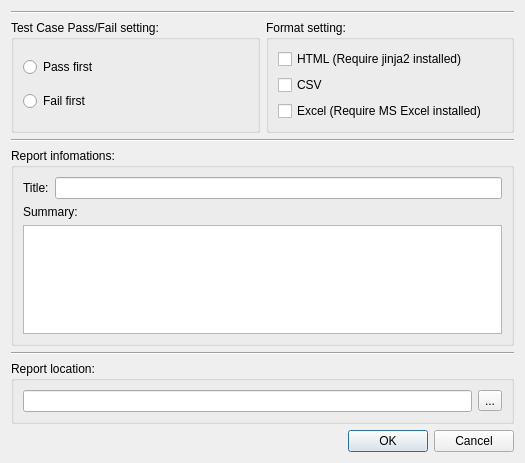
Above: XSTAF/tools/report_generator/ui/reportGenerator.ui from xcgspring/XSTAF before the change. Below: the same form after it.
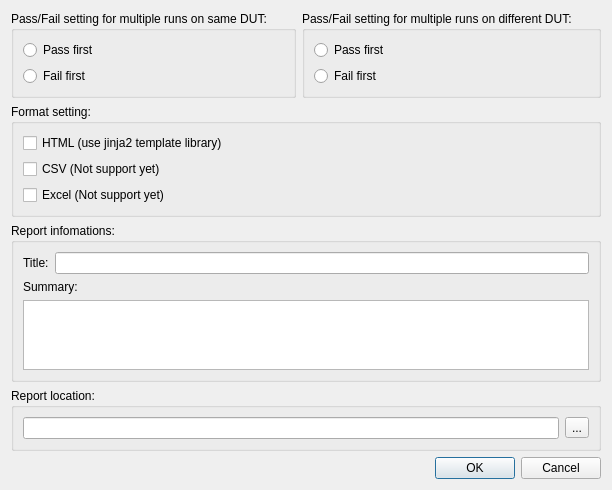
That is the form after the change. Icons and pictures are not drawn.

Commit message: Make report generator to generate beautiful html report, part 1

Diff of the .ui file:
```diff
--- a/XSTAF/tools/report_generator/ui/reportGenerator.ui
+++ b/XSTAF/tools/report_generator/ui/reportGenerator.ui
@@ -6,7 +6,7 @@
    <rect>
     <x>0</x>
     <y>0</y>
-    <width>525</width>
+    <width>531</width>
     <height>463</height>
    </rect>
   </property>
@@ -18,6 +18,29 @@
     <normaloff>:/icons/icons/report_generate.png</normaloff>:/icons/icons/report_generate.png</iconset>
   </property>
   <layout class="QGridLayout" name="gridLayout">
+   <item row="0" column="1">
+    <widget class="QGroupBox" name="passFailSettingsGroupBox2">
+     <property name="title">
+      <string>Pass/Fail setting for multiple runs on different DUT:</string>
+     </property>
+     <layout class="QGridLayout" name="gridLayout_3">
+      <item row="1" column="0">
+       <widget class="QRadioButton" name="failFirstRadioButton2">
+        <property name="text">
+         <string>Fail first</string>
+        </property>
+       </widget>
+      </item>
+      <item row="0" column="0">
+       <widget class="QRadioButton" name="passFirstRadioButton2">
+        <property name="text">
+         <string>Pass first</string>
+        </property>
+       </widget>
+      </item>
+     </layout>
+    </widget>
+   </item>
    <item row="6" column="0" colspan="2">
     <widget class="QGroupBox" name="reportInfoGroupBox">
      <property name="title">
@@ -47,7 +70,7 @@
      </layout>
     </widget>
    </item>
-   <item row="8" column="0" colspan="2">
+   <item row="7" column="0" colspan="2">
     <widget class="QGroupBox" name="ReportLocationGroupBox">
      <property name="title">
       <string>Report location:</string>
@@ -66,14 +89,30 @@
      </layout>
     </widget>
    </item>
-   <item row="7" column="0" colspan="2">
-    <widget class="Line" name="line_5">
-     <property name="orientation">
-      <enum>Qt::Horizontal</enum>
+   <item row="0" column="0">
+    <widget class="QGroupBox" name="passFailSettingsGroupBox1">
+     <property name="title">
+      <string>Pass/Fail setting for multiple runs on same DUT:</string>
      </property>
+     <layout class="QGridLayout" name="gridLayout_8">
+      <item row="0" column="0">
+       <widget class="QRadioButton" name="passFirstRadioButton1">
+        <property name="text">
+         <string>Pass first</string>
+        </property>
+       </widget>
+      </item>
+      <item row="1" column="0">
+       <widget class="QRadioButton" name="failFirstRadioButton1">
+        <property name="text">
+         <string>Fail first</string>
+        </property>
+       </widget>
+      </item>
+     </layout>
     </widget>
    </item>
-   <item row="9" column="0" colspan="2">
+   <item row="8" column="0" colspan="2">
     <widget class="QDialogButtonBox" name="buttonBox">
      <property name="orientation">
       <enum>Qt::Horizontal</enum>
@@ -83,67 +122,30 @@
      </property>
     </widget>
    </item>
-   <item row="5" column="0" colspan="2">
-    <widget class="Line" name="line_4">
-     <property name="orientation">
-      <enum>Qt::Horizontal</enum>
-     </property>
-    </widget>
-   </item>
-   <item row="0" column="0" colspan="2">
-    <widget class="Line" name="line">
-     <property name="orientation">
-      <enum>Qt::Horizontal</enum>
-     </property>
-    </widget>
-   </item>
-   <item row="1" column="0">
-    <widget class="QGroupBox" name="passFailSettingsGroupBox">
-     <property name="title">
-      <string>Test Case Pass/Fail setting:</string>
-     </property>
-     <layout class="QGridLayout" name="gridLayout_3">
-      <item row="1" column="0">
-       <widget class="QRadioButton" name="failFirstRadioButton">
-        <property name="text">
-         <string>Fail first</string>
-        </property>
-       </widget>
-      </item>
-      <item row="0" column="0">
-       <widget class="QRadioButton" name="passFirstRadioButton">
-        <property name="text">
-         <string>Pass first</string>
-        </property>
-       </widget>
-      </item>
-     </layout>
-    </widget>
-   </item>
-   <item row="1" column="1">
+   <item row="2" column="0" colspan="2">
     <widget class="QGroupBox" name="formatSettingsGroupBox">
      <property name="title">
       <string>Format setting:</string>
      </property>
      <layout class="QGridLayout" name="gridLayout_4">
-      <item row="2" column="0">
+      <item row="2" column="1">
        <widget class="QCheckBox" name="excelCheckBox">
         <property name="text">
-         <string>Excel (Require MS Excel installed)</string>
+         <string>Excel (Not support yet)</string>
         </property>
        </widget>
       </item>
-      <item row="0" column="0">
+      <item row="0" column="1">
        <widget class="QCheckBox" name="htmlCheckBox">
         <property name="text">
-         <string>HTML (Require jinja2 installed)</string>
+         <string>HTML (use jinja2 template library)</string>
         </property>
        </widget>
       </item>
-      <item row="1" column="0">
+      <item row="1" column="1">
        <widget class="QCheckBox" name="csvCheckBox">
         <property name="text">
-         <string>CSV</string>
+         <string>CSV (Not support yet)</string>
         </property>
        </widget>
       </item>
```
The commit also changes 4 other files.
